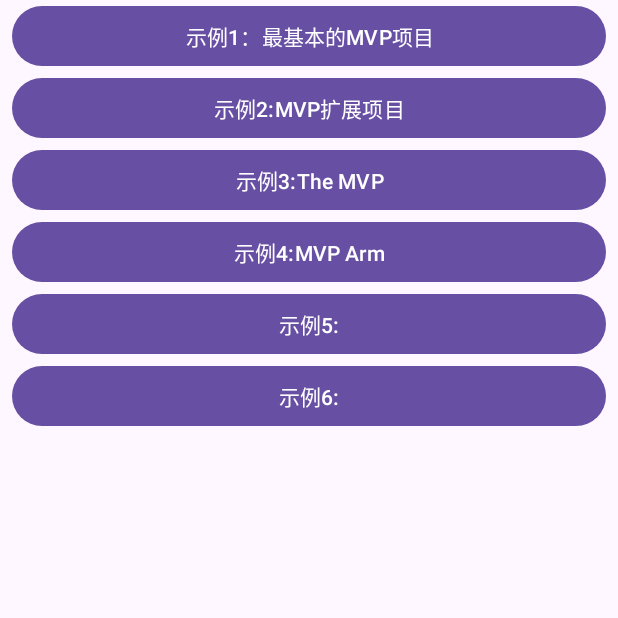
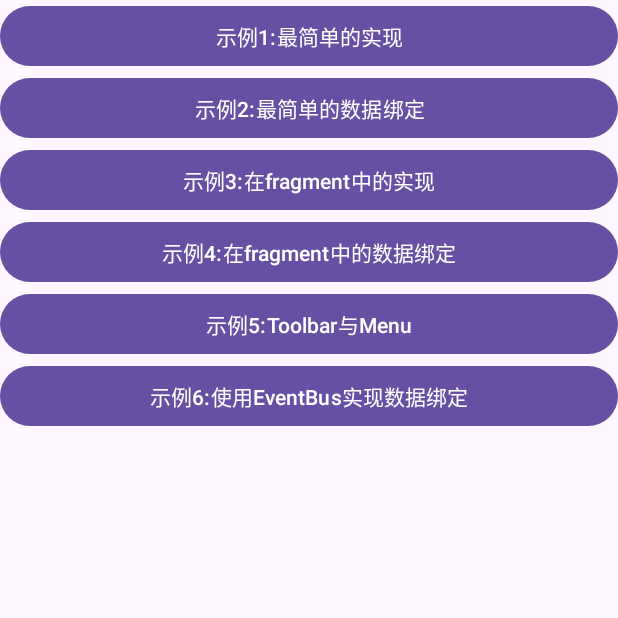
Before and after one commit to NobodyCaiCai/MvpProject, an Android app: the screen it shows after launch (MainActivity before the commit, TheMVPActivity after it), after a tap on "示例3:The MVP", on a phone screen of 412 x 824 dp, the top half of it. Run offline under Robolectric (Android 15) with nearby library versions, the phone set to English and light mode, and no system bars.

```diff
--- a/app/src/main/AndroidManifest.xml
+++ b/app/src/main/AndroidManifest.xml
@@ -24,8 +24,12 @@
 
         <activity android:name=".mvp.v1.login.LoginActivity" android:exported="true"/>
         <activity android:name=".mvp.v1.main.MainV1Activity" android:exported="true"/>
+
         <activity android:name=".mvp.v2.view.FirstActivity" android:exported="true"/>
         <activity android:name=".mvp.v2.view.SecondActivity" android:exported="true"/>
+
+        <activity android:name=".mvp.v3.a_demo.TheMVPActivity" android:exported="true"/>
+        <activity android:name=".mvp.v3.a_demo.demo1.SimpleActivity" android:exported="true"/>
     </application>
 
 </manifest>
--- a/app/src/main/java/com/caicai/mvpstudyproject/mvp/MainActivity.kt
+++ b/app/src/main/java/com/caicai/mvpstudyproject/mvp/MainActivity.kt
@@ -8,6 +8,7 @@ import androidx.appcompat.app.AppCompatActivity
 import com.caicai.mvpstudyproject.R
 import com.caicai.mvpstudyproject.mvp.v1.login.LoginActivity
 import com.caicai.mvpstudyproject.mvp.v2.view.FirstActivity
+import com.caicai.mvpstudyproject.mvp.v3.a_demo.TheMVPActivity
 
 class MainActivity : AppCompatActivity(), View.OnClickListener {
 
@@ -25,14 +26,20 @@ class MainActivity : AppCompatActivity(), View.OnClickListener {
     override fun onClick(v: View?) {
         when (v?.id) {
             R.id.button1 -> {
-                // https://github.com/antoniolg/androidmvp
+                // https://github.com/antoniolg/androidmvp： 最基本的MVP架构
                 val intent = Intent(this, LoginActivity::class.java)
                 startActivity(intent)
             }
 
             R.id.button2 -> {
-                //  https://blog.csdn.net/smile_Running/article/details/94724540
+                //  https://blog.csdn.net/smile_Running/article/details/94724540：MVP升级版
                 val intent = Intent(this, FirstActivity::class.java)
+                startActivity(intent)
+            }
+
+            R.id.button3 -> {
+                //  The MVP ：https://github.com/kymjs/TheMVP 一种新的思路
+                val intent = Intent(this, TheMVPActivity::class.java)
                 startActivity(intent)
             }
         }
--- a/app/src/main/java/com/caicai/mvpstudyproject/mvp/v2/presenter/FragmentPresenter.kt
+++ b/app/src/main/java/com/caicai/mvpstudyproject/mvp/v2/presenter/FragmentPresenter.kt
@@ -6,6 +6,7 @@ import com.caicai.mvpstudyproject.mvp.v2.contract.FragmentContract
 import com.caicai.mvpstudyproject.mvp.v2.model.FragmentModel
 import okhttp3.Call
 import okhttp3.Callback
+import okhttp3.Response
 import java.io.IOException
 
 class FragmentPresenter : BasePresenter<FragmentContract.IFragmentView, FragmentModel>(),
@@ -23,7 +24,7 @@ class FragmentPresenter : BasePresenter<FragmentContract.IFragmentView, Fragment
                 Log.i("=====", "onFailure: ${e.message}")
             }
 
-            override fun onResponse(call: okhttp3.Call, response: okhttp3.Response) {
+            override fun onResponse(call: Call, response: Response) {
                 getView().success(response.body?.string() ?: "")
             }
         })
--- a/app/src/main/java/com/caicai/mvpstudyproject/mvp/v2/view/SecondActivity.kt
+++ b/app/src/main/java/com/caicai/mvpstudyproject/mvp/v2/view/SecondActivity.kt
@@ -9,9 +9,7 @@ import com.caicai.mvpstudyproject.R
 class SecondActivity: AppCompatActivity() {
     override fun onCreate(savedInstanceState: Bundle?) {
         super.onCreate(savedInstanceState)
-        Log.i("==========", "SecondActivity1")
         setContentView(R.layout.activity_second)
-        Log.i("==========", "SecondActivity2")
         supportFragmentManager.beginTransaction().replace(R.id.fragment_container, SecondFragment()).commit()
     }
 }
--- /dev/null
+++ b/app/src/main/java/com/caicai/mvpstudyproject/mvp/v3/a_demo/TheMVPActivity.kt
@@ -0,0 +1,26 @@
+package com.caicai.mvpstudyproject.mvp.v3.a_demo
+
+import android.content.Intent
+import android.os.Bundle
+import android.view.View
+import android.widget.Button
+import androidx.appcompat.app.AppCompatActivity
+
+import com.caicai.mvpstudyproject.R
+import com.caicai.mvpstudyproject.mvp.v3.a_demo.demo1.SimpleActivity
+
+class TheMVPActivity: AppCompatActivity(), View.OnClickListener {
+
+    override fun onCreate(savedInstanceState: Bundle?) {
+        super.onCreate(savedInstanceState)
+        setContentView(R.layout.activity_the_mvp)
+        findViewById<Button>(R.id.button_mvp1).setOnClickListener(this)
+    }
+
+    override fun onClick(v: View?) {
+        val id = v?.id
+        when (id) {
+            R.id.button_mvp1 -> Intent(this, SimpleActivity::class.java)
+        }
+    }
+}
--- /dev/null
+++ b/app/src/main/java/com/caicai/mvpstudyproject/mvp/v3/a_demo/demo2/DemoActivityV2.kt
@@ -0,0 +1,4 @@
+package com.caicai.mvpstudyproject.mvp.v3.a_demo.demo2
+
+class DemoActivityV2 {
+}
--- /dev/null
+++ b/app/src/main/res/layout/activity_the_mvp.xml
@@ -0,0 +1,39 @@
+<?xml version="1.0" encoding="utf-8"?>
+<LinearLayout
+	xmlns:android="http://schemas.android.com/apk/res/android"
+	android:layout_width="match_parent"
+	android:layout_height="match_parent"
+	android:orientation="vertical">
+
+	<Button
+		android:id="@+id/button_mvp1"
+		android:layout_width="match_parent"
+		android:layout_height="wrap_content"
+		android:text="示例1:最简单的实现"/>
+	<Button
+		android:id="@+id/button_mvp2"
+		android:layout_width="match_parent"
+		android:layout_height="wrap_content"
+		android:text="示例2:最简单的数据绑定"/>
+	<Button
+		android:id="@+id/button_mvp3"
+		android:layout_width="match_parent"
+		android:layout_height="wrap_content"
+		android:text="示例3:在fragment中的实现"/>
+	<Button
+		android:id="@+id/button_mvp4"
+		android:layout_width="match_parent"
+		android:layout_height="wrap_content"
+		android:text="示例4:在fragment中的数据绑定"/>
+	<Button
+		android:id="@+id/button_mvp5"
+		android:layout_width="match_parent"
+		android:layout_height="wrap_content"
+		android:text="示例5:Toolbar与Menu"/>
+	<Button
+		android:id="@+id/button_mvp6"
+		android:layout_width="match_parent"
+		android:layout_height="wrap_content"
+		android:text="示例6:使用EventBus实现数据绑定"/>
+
+</LinearLayout>
```
Also changed, not shown: app/src/main/java/com/caicai/mvpstudyproject/mvp/v3/a_demo/demo1/SimpleActivity.kt (added, +24 -0 lines), app/src/main/java/com/caicai/mvpstudyproject/mvp/v3/a_demo/demo1/SimpleDelegate.kt (added, +22 -0 lines), app/src/main/java/com/caicai/mvpstudyproject/mvp/v3/presenter/ActivityPresenter.kt (added, +78 -0 lines), app/src/main/java/com/caicai/mvpstudyproject/mvp/v3/view/AppDelegate.kt (added, +89 -0 lines), app/src/main/java/com/caicai/mvpstudyproject/mvp/v3/view/IDelegate.kt (added, +23 -0 lines), app/src/main/res/layout/delegate_simple.xml (added, +22 -0 lines).
